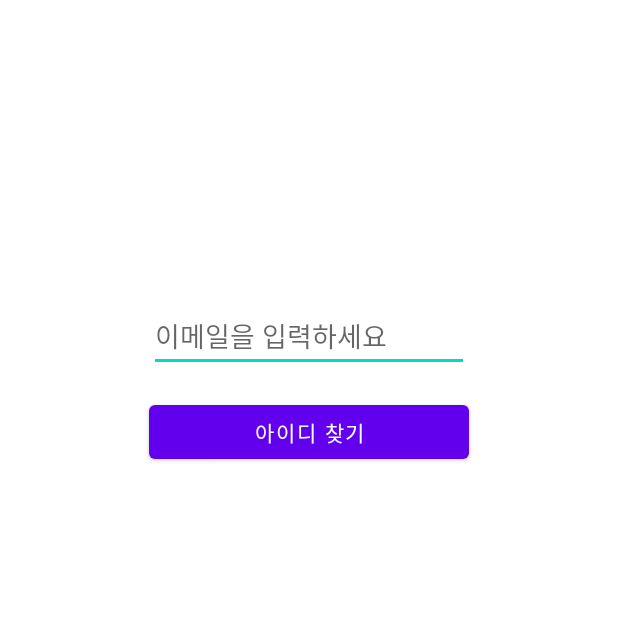
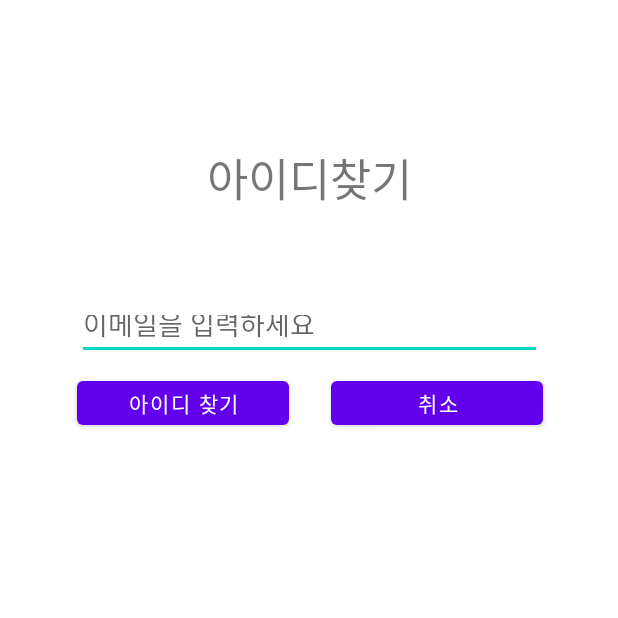
Before and after one commit to limkk90/CapstonAdroid, an Android app: the FindUserActivity screen opened directly, with no data from a screen before it, on a phone screen of 412 x 824 dp, the top half of it. Run offline under Robolectric (Android 15) with nearby library versions, the phone set to English and light mode, and no system bars.

```diff
--- a/app/src/main/java/org/yju/myapplication/DataService.java
+++ b/app/src/main/java/org/yju/myapplication/DataService.java
@@ -10,6 +10,7 @@ import org.yju.myapplication.data.User;
 
 import java.lang.reflect.Member;
 import java.util.ArrayList;
+import java.util.HashMap;
 import java.util.List;
 import java.util.Map;
 
@@ -26,7 +27,7 @@ import retrofit2.http.POST;
 import retrofit2.http.Path;
 
 public class DataService {
-    private String BASE_URL = "http://172.26.1.222:7777/"; // TODO REST API 퍼블릭 IP로 변경
+    private String BASE_URL = "http://192.168.1.43:7777/"; // TODO REST API 퍼블릭 IP로 변경
 
     Gson gson = new GsonBuilder()
             .setLenient()
--- a/app/src/main/java/org/yju/myapplication/FindUserActivity.java
+++ b/app/src/main/java/org/yju/myapplication/FindUserActivity.java
@@ -19,7 +19,7 @@ import retrofit2.Response;
 public class FindUserActivity extends AppCompatActivity {
 
     private EditText et_findEm;
-    private Button btn_findEm;
+    private Button btn_findEm, btn_cancle;
     private TextView tv_findEm;
     DataService dataService = new DataService();
     User user = new User();
@@ -33,6 +33,7 @@ public class FindUserActivity extends AppCompatActivity {
         et_findEm = findViewById(R.id.et_findEm);
         btn_findEm = findViewById(R.id.btn_findEm);
         tv_findEm = findViewById(R.id.tv_findEm);
+        btn_cancle = findViewById(R.id.btn_cancle);
 
         btn_findEm.setOnClickListener(new View.OnClickListener() {
             @Override
@@ -63,6 +64,12 @@ public class FindUserActivity extends AppCompatActivity {
 
             }
         });
+        btn_cancle.setOnClickListener(new View.OnClickListener() {
+            @Override
+            public void onClick(View v) {
+                finish();
+            }
+        });
 
 
     }
--- a/app/src/main/java/org/yju/myapplication/UserProfileActivity.java
+++ b/app/src/main/java/org/yju/myapplication/UserProfileActivity.java
@@ -10,6 +10,8 @@ import android.widget.TextView;
 import androidx.appcompat.app.AppCompatActivity;
 
 import org.yju.myapplication.data.User;
+
+import java.util.HashMap;
 
 import retrofit2.Call;
 import retrofit2.Callback;
--- a/app/src/main/res/layout/activity_find_user.xml
+++ b/app/src/main/res/layout/activity_find_user.xml
@@ -6,10 +6,21 @@
     android:layout_height="match_parent"
     tools:context=".FindUserActivity">
 
+    <Button
+        android:id="@+id/btn_cancle"
+        android:layout_width="141dp"
+        android:layout_height="41dp"
+        android:layout_marginStart="28dp"
+        android:layout_marginLeft="28dp"
+        android:layout_marginTop="8dp"
+        android:text="취소"
+        app:layout_constraintStart_toEndOf="@+id/btn_findEm"
+        app:layout_constraintTop_toBottomOf="@+id/et_findEm" />
+
     <EditText
         android:id="@+id/et_findEm"
-        android:layout_width="wrap_content"
-        android:layout_height="wrap_content"
+        android:layout_width="310dp"
+        android:layout_height="40dp"
         android:layout_marginStart="8dp"
         android:layout_marginLeft="8dp"
         android:layout_marginTop="200dp"
@@ -24,11 +35,10 @@
 
     <Button
         android:id="@+id/btn_findEm"
-        android:layout_width="0dp"
-        android:layout_height="wrap_content"
-        android:layout_marginTop="16dp"
+        android:layout_width="141dp"
+        android:layout_height="41dp"
+        android:layout_marginTop="8dp"
         android:text="아이디 찾기"
-        app:layout_constraintEnd_toEndOf="@+id/et_findEm"
         app:layout_constraintStart_toStartOf="@+id/et_findEm"
         app:layout_constraintTop_toBottomOf="@+id/et_findEm" />
 
@@ -46,4 +56,15 @@
         app:layout_constraintStart_toStartOf="@+id/btn_findEm"
         app:layout_constraintTop_toBottomOf="@+id/btn_findEm" />
 
+    <TextView
+        android:id="@+id/find_user_txt"
+        android:layout_width="wrap_content"
+        android:layout_height="wrap_content"
+        android:layout_marginTop="96dp"
+        android:text="아이디찾기"
+        android:textSize="30sp"
+        app:layout_constraintEnd_toEndOf="parent"
+        app:layout_constraintStart_toStartOf="parent"
+        app:layout_constraintTop_toTopOf="parent" />
+
 </androidx.constraintlayout.widget.ConstraintLayout>
```
Also changed, not shown: app/src/main/java/org/yju/myapplication/CommunityAdapter.java (+28 -0 lines), app/src/main/java/org/yju/myapplication/CommunityFreeFrag.java (+14 -2 lines), app/src/main/java/org/yju/myapplication/MainActivity.java (+25 -4 lines).
